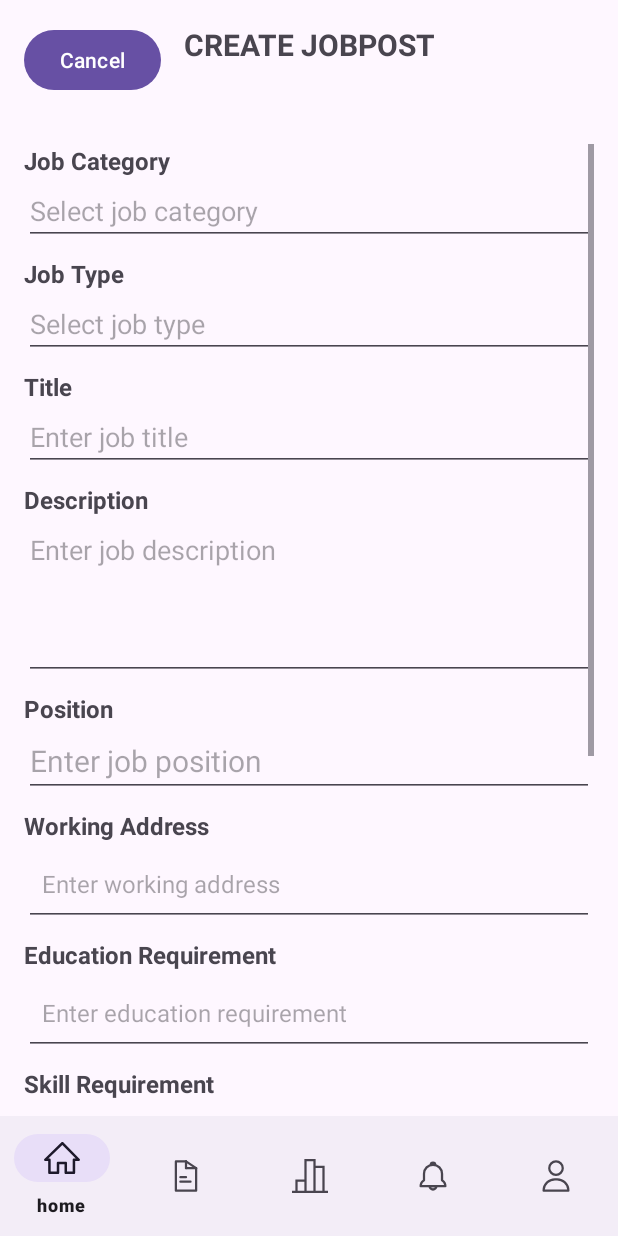
After one commit to ataraxia1630/apptuyendung, an Android app: the CreateJobpostFragment screen opened through its navigation route, on a phone screen of 412 x 824 dp. The commit adds this screen. Run offline under Robolectric (Android 15) with nearby library versions, the light colour scheme and no system bars; our stand-ins replace CircleImageView, navigation-ui; network calls fail; 2 statements that could not run were skipped.

Commit message:
Load create new jobpost fragment

```diff
--- /dev/null
+++ b/frontend/app/src/main/java/com/example/workleap/ui/view/CreateJobpostFragment.java
@@ -0,0 +1,86 @@
+package com.example.workleap.ui.view;
+
+import android.os.Bundle;
+import android.view.LayoutInflater;
+import android.view.View;
+import android.view.ViewGroup;
+import android.widget.AutoCompleteTextView;
+import android.widget.Button;
+import android.widget.EditText;
+
+import androidx.annotation.NonNull;
+import androidx.annotation.Nullable;
+import androidx.fragment.app.Fragment;
+import androidx.lifecycle.ViewModelProvider;
+import androidx.navigation.fragment.NavHostFragment;
+
+import com.example.workleap.R;
+import com.example.workleap.ui.viewmodel.JobPostViewModel;
+
+/**
+ * A simple {@link Fragment} subclass.
+ * Use the {@link CreateJobpostFragment#newInstance} factory method to
+ * create an instance of this fragment.
+ */
+public class CreateJobpostFragment extends Fragment {
+    private JobPostViewModel jobPostViewModel;
+
+    private AutoCompleteTextView autoJobCategory, autoJobType;
+    private EditText edtTitle, edtDescription, edtPosition, edtWorkingAddress;
+    private EditText edtEducation, edtSkillRequirement, edtResponsibility;
+    private EditText edtSalaryStart, edtSalaryEnd, edtCurrency, edtStatus, edtApplyUntil;
+    private Button btnSaveJob, btnCancel;
+
+    public CreateJobpostFragment() {
+        // Required empty public constructor
+    }
+
+    // TODO: Rename and change types and number of parameters
+    public static CreateJobpostFragment newInstance(String param1, String param2) {
+        CreateJobpostFragment fragment = new CreateJobpostFragment();
+        Bundle args = new Bundle();
+        fragment.setArguments(args);
+        return fragment;
+    }
+
+    @Override
+    public View onCreateView(LayoutInflater inflater, ViewGroup container,
+                             Bundle savedInstanceState) {
+        // Inflate the layout for this fragment
+        return inflater.inflate(R.layout.fragment_create_jobpost, container, false);
+    }
+    @Override
+    public void onViewCreated(@NonNull View view, @Nullable Bundle savedInstanceState) {
+        super.onViewCreated(view, savedInstanceState);
+
+        jobPostViewModel = new ViewModelProvider(requireActivity()).get(JobPostViewModel.class);
+        jobPostViewModel.InitiateRepository(getContext());
+
+        // Ánh xạ các thành phần trong layout
+        autoJobCategory = view.findViewById(R.id.autoJobCategory);
+        autoJobType = view.findViewById(R.id.autoJobType);
+        edtTitle = view.findViewById(R.id.edtTitle);
+        edtDescription = view.findViewById(R.id.edtDescription);
+        edtPosition = view.findViewById(R.id.edtPosition);
+        edtWorkingAddress = view.findViewById(R.id.edtWorkingAddress);
+        edtEducation = view.findViewById(R.id.edtEducation);
+        edtSkillRequirement = view.findViewById(R.id.edtSkillRequirement);
+        edtResponsibility = view.findViewById(R.id.edtResponsibility);
+        edtSalaryStart = view.findViewById(R.id.edtSalaryStart);
+        edtSalaryEnd = view.findViewById(R.id.edtSalaryEnd);
+        edtCurrency = view.findViewById(R.id.edtCurrency);
+        edtStatus = view.findViewById(R.id.edtStatus);
+        edtApplyUntil = view.findViewById(R.id.edtApplyUntil);
+        btnSaveJob = view.findViewById(R.id.btnSaveJob);
+        btnCancel = view.findViewById(R.id.btnCancel);
+
+        // TODO: Add listeners or bind ViewModel here
+        btnSaveJob.setOnClickListener(v -> {
+            // Handle save logic here
+        });
+
+        btnCancel.setOnClickListener(v -> {
+            NavHostFragment.findNavController(this).navigateUp();
+        });
+    }
+}
--- a/frontend/app/src/main/java/com/example/workleap/ui/view/JobpostFragment.java
+++ b/frontend/app/src/main/java/com/example/workleap/ui/view/JobpostFragment.java
@@ -6,6 +6,8 @@
 import androidx.annotation.Nullable;
 import androidx.fragment.app.Fragment;
 import androidx.lifecycle.ViewModelProvider;
+import androidx.navigation.NavController;
+import androidx.navigation.fragment.NavHostFragment;
 import androidx.recyclerview.widget.LinearLayoutManager;
 import androidx.recyclerview.widget.RecyclerView;
 
@@ -13,6 +15,8 @@
 import android.view.LayoutInflater;
 import android.view.View;
 import android.view.ViewGroup;
+import android.widget.Button;
+import android.widget.ImageButton;
 
 import com.example.workleap.R;
 import com.example.workleap.data.model.entity.JobPost;
@@ -58,7 +62,16 @@
     public View onCreateView(LayoutInflater inflater, ViewGroup container,
                              Bundle savedInstanceState) {
         // Inflate the layout for this fragment
-        return inflater.inflate(R.layout.fragment_my_jobpost, container, false);
+
+        NavController nav = NavHostFragment.findNavController(this);
+
+        View v = inflater.inflate(R.layout.fragment_my_jobpost, container, false);
+        ImageButton btnCreateJobPost = v.findViewById(R.id.btnAdd);
+
+        btnCreateJobPost.setOnClickListener(x ->
+                nav.navigate(R.id.createJobpostFragment)
+        );
+        return v;
     }
     @Override
     public void onViewCreated(@NonNull View view, @Nullable Bundle savedInstanceState) {
--- a/frontend/app/src/main/res/layout/fragment_create_jobpost.xml
+++ b/frontend/app/src/main/res/layout/fragment_create_jobpost.xml
@@ -92,6 +92,7 @@
                 android:id="@+id/edtPosition"
                 android:layout_width="match_parent"
                 android:layout_height="wrap_content"
+                android:textSize="20sp"
                 android:hint="Enter job position"/>
 
             <!-- Working Address -->
--- a/frontend/app/src/main/res/navigation/main_nav.xml
+++ b/frontend/app/src/main/res/navigation/main_nav.xml
@@ -40,4 +40,9 @@
         android:name="com.example.workleap.ui.view.JobpostFragment"
         android:label="fragment_jobpost"
         tools:layout="@layout/fragment_my_jobpost" />
+    <fragment
+        android:id="@+id/createJobpostFragment"
+        android:name="com.example.workleap.ui.view.CreateJobpostFragment"
+        android:label="fragment_createjobpost"
+        tools:layout="@layout/fragment_create_jobpost" />
 </navigation>
```
